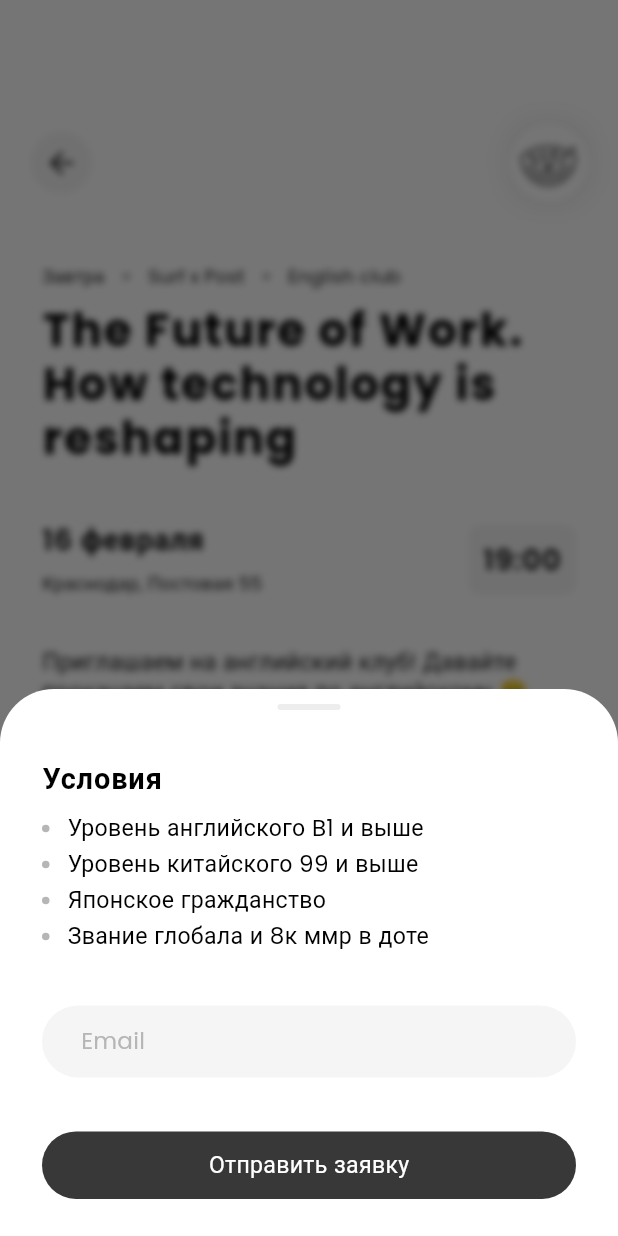
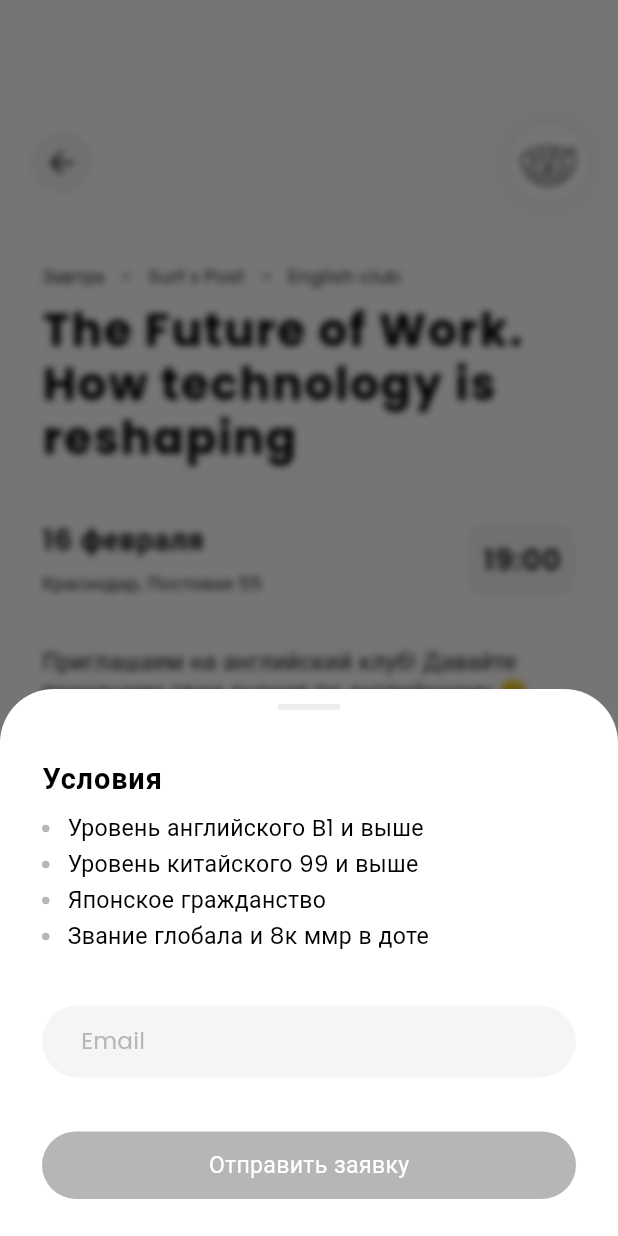
Before and after one commit to ericFlutterast/drill_vents, a Flutter app: the EventScreen screen opened by its route, after a tap on "Записаться", on a phone screen of 412 x 824 dp. Run offline on Flutter 3.47's test engine with Material 3 defaults, Android fonts, the phone set to English and light mode, and no system bars; drawn by our look-alikes of cached_network_image, reactive_forms; our stand-ins replace bloc_concurrency, dio, equatable, flutter_bloc, flutter_svg, google_fonts and 2 more; generated files the repository leaves out were written again; network calls fail.

Commit message:
feat: validation for email in sign up on event

```diff
--- a/lib/app/app.dart
+++ b/lib/app/app.dart
@@ -7,6 +7,7 @@ import 'package:drill_events/common/di/inherited_dependencies.dart';
 import 'package:drill_events/common/navigation/routes.dart';
 import 'package:flutter/material.dart';
 import 'package:flutter_bloc/flutter_bloc.dart';
+import 'package:reactive_forms/reactive_forms.dart';
 
 class App extends StatelessWidget {
   const App({super.key});
@@ -15,7 +16,13 @@ class App extends StatelessWidget {
   Widget build(BuildContext context) {
     final dependencies = InheritedDependencies.of(context).dependencies;
 
-    return MaterialApp(
+    return ReactiveFormConfig(
+      validationMessages: {
+        ValidationMessage.email: (_) => 'Неверный email',
+        ValidationMessage.required: (_) => 'Обязательное поле',
+        ValidationMessage.number: (_) => 'Необходимо ввести число',
+      },
+      child: MaterialApp(
         debugShowCheckedModeBanner: false,
         initialRoute: Routes.home,
         routes: {
@@ -27,6 +34,7 @@ class App extends StatelessWidget {
           Routes.profile: (context) => const ProfileScreen(),
           Routes.event: (context) => const EventScreen(),
         },
+      ),
     );
   }
 }
--- a/lib/app/ui/event/event_screen.dart
+++ b/lib/app/ui/event/event_screen.dart
@@ -111,6 +111,7 @@ class _EventScreenState extends State<EventScreen> with SingleTickerProviderStat
                             () => Navigator.push(
                               context,
                               const AppModalBottomSheetPage(
+                                useSafeArea: true,
                                 child: InviteRequestToEventModal(
                                   conditionsForParticipation: [
                                     'Уровень английского B1 и выше',
--- a/lib/app/ui/event/widgets/invite_request_to_event_modal.dart
+++ b/lib/app/ui/event/widgets/invite_request_to_event_modal.dart
@@ -3,11 +3,19 @@ import 'package:drill_events/app/ui/event/widgets/event_description_tile.dart';
 import 'package:drill_events/app/ui/widgets/app_button.dart';
 import 'package:drill_events/app/ui/widgets/app_text_field.dart';
 import 'package:flutter/material.dart';
+import 'package:reactive_forms/reactive_forms.dart';
 
-class InviteRequestToEventModal extends StatelessWidget {
+class InviteRequestToEventModal extends StatefulWidget {
   const InviteRequestToEventModal({super.key, required this.conditionsForParticipation});
 
   final Iterable<String> conditionsForParticipation;
+
+  @override
+  State<InviteRequestToEventModal> createState() => _InviteRequestToEventModalState();
+}
+
+class _InviteRequestToEventModalState extends State<InviteRequestToEventModal> {
+  late final _emailFormControl = FormControl<String>(validators: [Validators.email], value: '');
 
   @override
   Widget build(BuildContext context) {
@@ -21,15 +29,21 @@ class InviteRequestToEventModal extends StatelessWidget {
           EventDescriptionTile(
             title: 'Условия',
             titleStyle: context.themes.main.texts.h3,
-            descriptionRows: conditionsForParticipation,
+            descriptionRows: widget.conditionsForParticipation,
           ),
           const SizedBox(height: 36),
-          const AppTextField(hintText: 'Email'),
+          AppTextField(
+            useReactiveForm: true,
+            hintText: 'Email',
+            formControl: _emailFormControl,
+            keyboardType: TextInputType.emailAddress,
+          ),
           const SizedBox(height: 36),
-          AppButton(
-            title: 'Отправить заявку',
-            onTap: () {
-              //TODO:
+          ReactiveValueListenableBuilder(
+            formControl: _emailFormControl,
+            builder: (context, form, _) {
+              final isValid = form.valid && form.value != null && form.value!.isNotEmpty;
+              return AppButton(title: 'Отправить заявку', onTap: isValid ? () {} : null);
             },
           ),
           SizedBox(height: MediaQuery.sizeOf(context).height * 0.03),
--- a/lib/app/ui/widgets/app_text_field.dart
+++ b/lib/app/ui/widgets/app_text_field.dart
@@ -1,5 +1,6 @@
 import 'package:drill_events/app/themes/app_themes.dart';
 import 'package:flutter/material.dart';
+import 'package:reactive_forms/reactive_forms.dart';
 
 class AppTextField extends StatelessWidget {
   const AppTextField({
@@ -17,6 +18,9 @@ class AppTextField extends StatelessWidget {
     this.border,
     this.contentPadding,
     this.controller,
+    this.formControl,
+    this.keyboardType,
+    this.useReactiveForm = false,
   });
 
   final String? hintText;
@@ -24,7 +28,9 @@ class AppTextField extends StatelessWidget {
   final InputDecoration? decoration;
   final InputBorder? border;
   final EdgeInsets? contentPadding;
+  final TextInputType? keyboardType;
   final TextEditingController? controller;
+  final FormControl? formControl;
   final VoidCallback? onTap;
   final VoidCallback? onEditingComplete;
   final Function(String)? onChanged;
@@ -32,9 +38,38 @@ class AppTextField extends StatelessWidget {
   final Function(PointerDownEvent)? onTapOutside;
   final Function(String, Map<String, dynamic>)? onAppPrivateCommand;
   final Function(PointerUpEvent)? onTapUpOutside;
+  final bool useReactiveForm;
 
   @override
   Widget build(BuildContext context) {
+    if (useReactiveForm) {
+      return ReactiveTextField(
+        controller: controller,
+        formControl: formControl,
+        cursorColor: context.themes.main.colors.accent,
+        onTapOutside: onTapOutside,
+        onAppPrivateCommand: onAppPrivateCommand,
+        keyboardType: keyboardType,
+
+        decoration:
+            decoration ??
+            InputDecoration(
+              hintText: hintText,
+              hintStyle:
+                  hintStyle ?? context.themes.main.texts.body.copyWith(color: context.themes.main.colors.greyDark),
+              filled: true,
+              fillColor: const Color(0xFFF5F5F5),
+              border:
+                  border ??
+                  const OutlineInputBorder(
+                    borderRadius: BorderRadius.all(Radius.circular(50)),
+                    borderSide: BorderSide.none,
+                  ),
+              contentPadding: contentPadding ?? const EdgeInsets.symmetric(vertical: 10, horizontal: 22),
+            ),
+      );
+    }
+
     return TextField(
       controller: controller,
       cursorColor: context.themes.main.colors.accent,
@@ -45,6 +80,7 @@ class AppTextField extends StatelessWidget {
       onAppPrivateCommand: onAppPrivateCommand,
       onSubmitted: onSubmitted,
       onTapUpOutside: onTapUpOutside,
+      keyboardType: keyboardType,
 
       decoration:
           decoration ??
```
Lines whose indentation alone changed are shown as unchanged.
